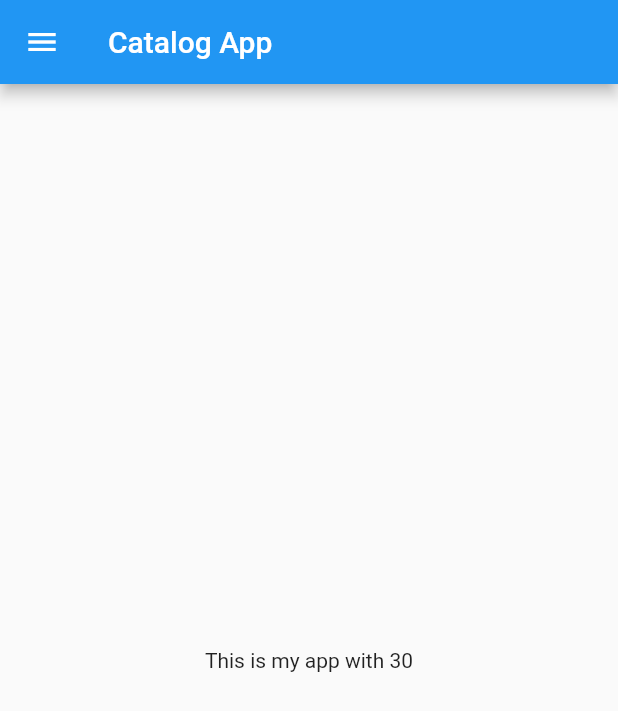
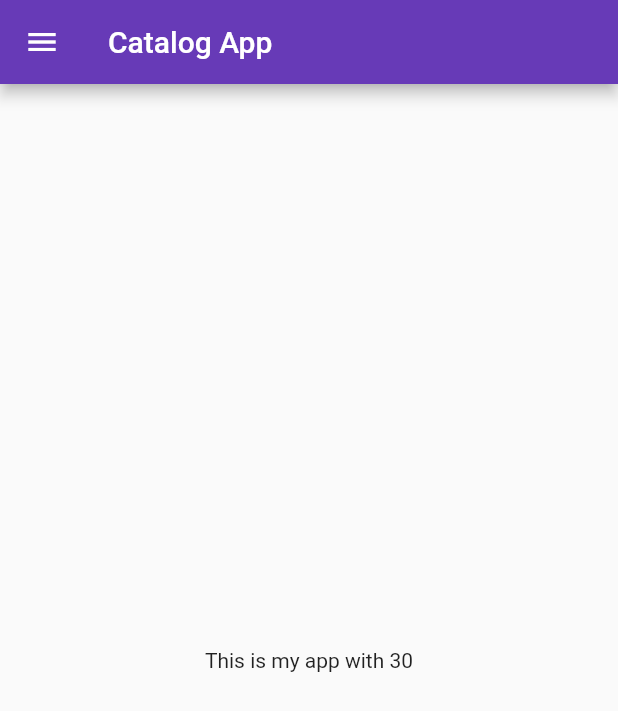
Before and after one commit to aboutaditya/30DaysFlutterLearn, a Flutter app: the screen it shows after launch, on a phone screen of 412 x 824 dp. Shown: the top 711 px of the screen. Run offline on Flutter 3.47's test engine with Material 2 defaults, Android fonts, the phone set to English and light mode, and no system bars.

Commit message:
day 3 complete

```diff
--- a/lib/main.dart
+++ b/lib/main.dart
@@ -1,5 +1,6 @@
 import 'package:flutter/material.dart';
-import 'package:flutter_application_1/home_page.dart';
+import 'package:flutter_application_1/pages/home_page.dart';
+import 'package:flutter_application_1/pages/login_page.dart';
 
 void main() {
   runApp(Myapp());
@@ -9,7 +10,17 @@ class Myapp extends StatelessWidget {
   @override
   Widget build(BuildContext context) {
     return MaterialApp(
-      home: Home(),
+      themeMode: ThemeMode.light,
+      theme: ThemeData(primarySwatch: Colors.deepPurple),
+      darkTheme: ThemeData(
+        brightness: Brightness.dark,
+      ),
+      initialRoute: "/home",
+      routes: {
+        "/":(context) => LoginPage(),
+        "/home":(context) => Home(),
+        "/Login":(context) => LoginPage()
+      },
     );
   }
 }
--- a/lib/home_page.dart
+++ b/lib/pages/home_page.dart
@@ -13,7 +13,7 @@ class Home extends StatelessWidget {
           child: Text("This is my app with $days"),
         ),
       ),
-      drawer: Drawer(),
+      drawer: const Drawer(),
     );
   }
 }
```
Also changed, not shown: lib/pages/login_page.dart (added, +21 -0 lines).
